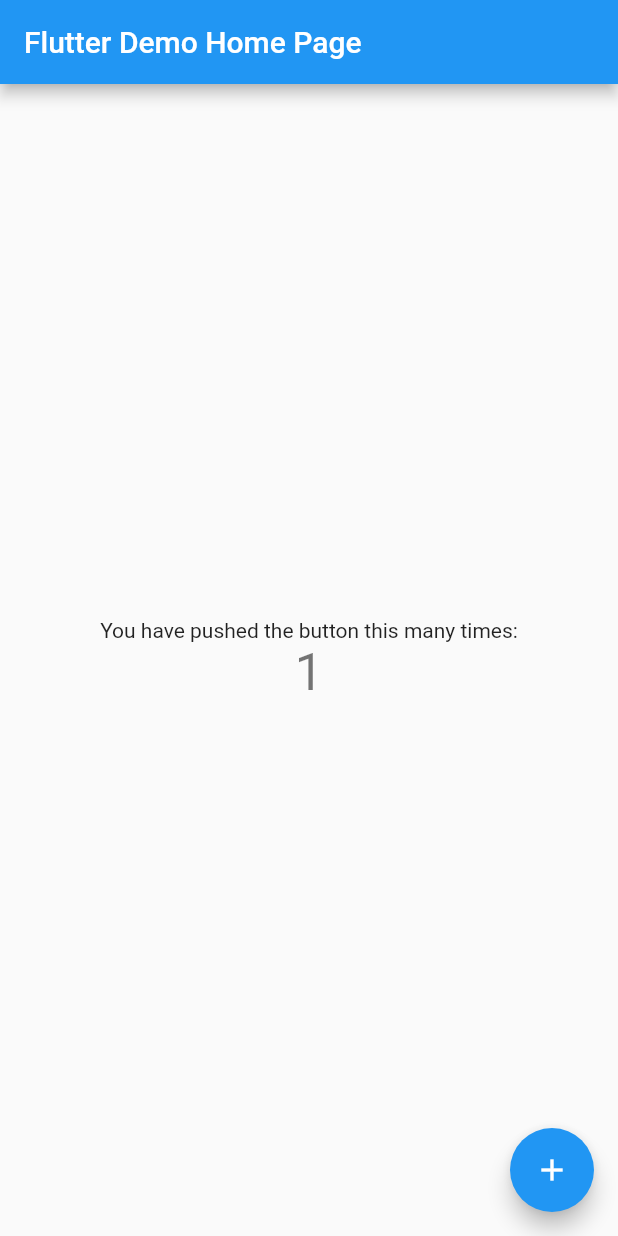
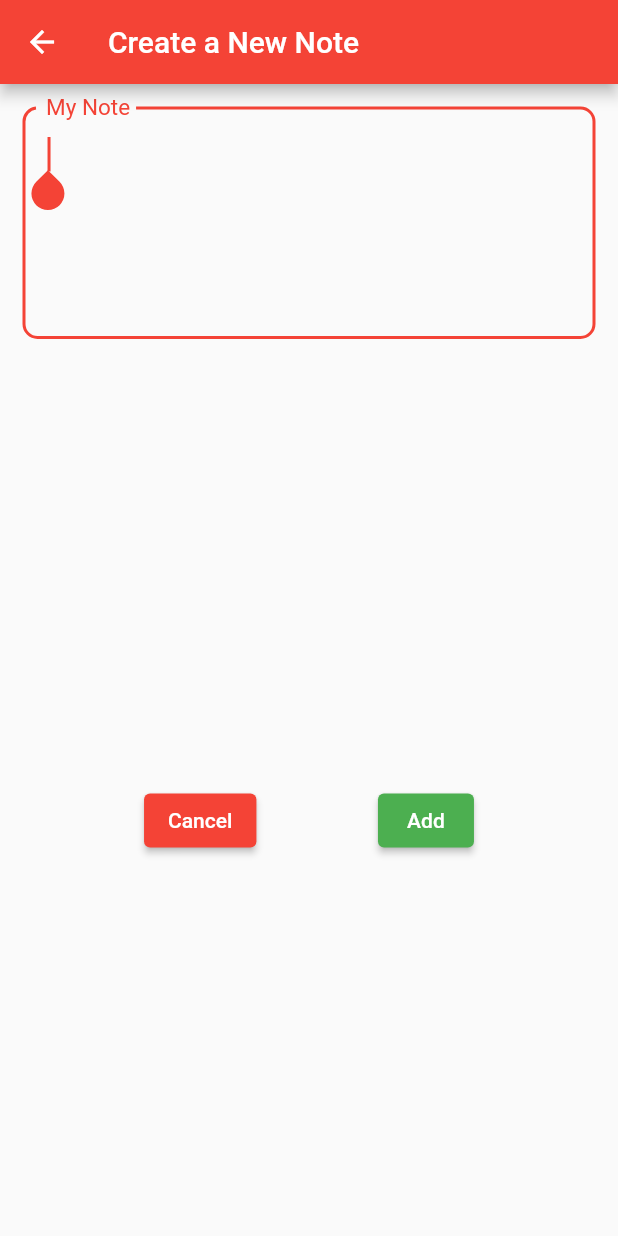
Before and after one commit to padawansato/my-flutter-app, a Flutter app: the screen it shows after launch, after a tap on the "add" icon, on a phone screen of 412 x 824 dp. Run offline on Flutter 3.47's test engine with Material 2 defaults, Android fonts, the phone set to English and light mode, and no system bars; our stand-ins replace get, get_storage.

Commit message:
fix: null and index range error

```diff
--- a/lib/main.dart
+++ b/lib/main.dart
@@ -1,122 +1,22 @@
 import 'package:flutter/material.dart';
+import 'package:dirty_fast_app/screens/notes_list.dart';
+import 'package:get/get.dart';
+import 'package:get_storage/get_storage.dart';
 
-void main() {
-  runApp(const MyApp());
+void main() async {
+  await GetStorage.init();
+  runApp(MyApp());
 }
-
-// https://youtu.be/VPvVD8t02U8?t=11141
-void test() {
-  final names = ['Foo', 'Bar', 'Buzz'];
-  final length = names.length;
-  print(length);
-}
-
 class MyApp extends StatelessWidget {
-  const MyApp({Key? key}) : super(key: key);
-
-  // This widget is the root of your application.
   @override
   Widget build(BuildContext context) {
-    return MaterialApp(
+    return GetMaterialApp(
       title: 'Flutter Demo',
       theme: ThemeData(
-        // This is the theme of your application.
-        //
-        // Try running your application with "flutter run". You'll see the
-        // application has a blue toolbar. Then, without quitting the app, try
-        // changing the primarySwatch below to Colors.green and then invoke
-        // "hot reload" (press "r" in the console where you ran "flutter run",
-        // or simply save your changes to "hot reload" in a Flutter IDE).
-        // Notice that the counter didn't reset back to zero; the application
-        // is not restarted.
-        primarySwatch: Colors.blue,
+        primarySwatch: Colors.red,
+        visualDensity: VisualDensity.adaptivePlatformDensity,
       ),
-      home: const MyHomePage(title: 'Flutter Demo Home Page'),
+      home: NoteList(),
     );
   }
 }
-
-class MyHomePage extends StatefulWidget {
-  const MyHomePage({Key? key, required this.title}) : super(key: key);
-
-  // This widget is the home page of your application. It is stateful, meaning
-  // that it has a State object (defined below) that contains fields that affect
-  // how it looks.
-
-  // This class is the configuration for the state. It holds the values (in this
-  // case the title) provided by the parent (in this case the App widget) and
-  // used by the build method of the State. Fields in a Widget subclass are
-  // always marked "final".
-
-  final String title;
-
-  @override
-  State<MyHomePage> createState() => _MyHomePageState();
-}
-
-class _MyHomePageState extends State<MyHomePage> {
-  int _counter = 0;
-
-  void _incrementCounter() {
-    setState(() {
-      // This call to setState tells the Flutter framework that something has
-      // changed in this State, which causes it to rerun the build method below
-      // so that the display can reflect the updated values. If we changed
-      // _counter without calling setState(), then the build method would not be
-      // called again, and so nothing would appear to happen.
-      _counter++;
-    });
-  }
-
-  @override
-  Widget build(BuildContext context) {
-    // This method is rerun every time setState is called, for instance as done
-    // by the _incrementCounter method above.
-    //
-    // The Flutter framework has been optimized to make rerunning build methods
-    // fast, so that you can just rebuild anything that needs updating rather
-    // than having to individually change instances of widgets.
-    return Scaffold(
-      appBar: AppBar(
-        // Here we take the value from the MyHomePage object that was created by
-        // the App.build method, and use it to set our appbar title.
-        title: Text(widget.title),
-      ),
-      body: Center(
-        // Center is a layout widget. It takes a single child and positions it
-        // in the middle of the parent.
-        child: Column(
-          // Column is also a layout widget. It takes a list of children and
-          // arranges them vertically. By default, it sizes itself to fit its
-          // children horizontally, and tries to be as tall as its parent.
-          //
-          // Invoke "debug painting" (press "p" in the console, choose the
-          // "Toggle Debug Paint" action from the Flutter Inspector in Android
-          // Studio, or the "Toggle Debug Paint" command in Visual Studio Code)
-          // to see the wireframe for each widget.
-          //
-          // Column has various properties to control how it sizes itself and
-          // how it positions its children. Here we use mainAxisAlignment to
-          // center the children vertically; the main axis here is the vertical
-          // axis because Columns are vertical (the cross axis would be
-          // horizontal).
-          mainAxisAlignment: MainAxisAlignment.center,
-          children: <Widget>[
-            const Text(
-              'You have pushed the button this many times:',
-            ),
-            Text(
-              '$_counter',
-              style: Theme.of(context).textTheme.headline4,
-            ),
-          ],
-        ),
-      ),
-      floatingActionButton: FloatingActionButton(
-        onPressed: _incrementCounter,
-        tooltip: 'Increment',
-        child: const Icon(Icons.add),
-      ), // This trailing comma makes auto-formatting nicer for build methods.
-    );
-  }
-}
--- /dev/null
+++ b/lib/model.dart
@@ -0,0 +1,7 @@
+class Note {
+  String title;
+  Note({required this.title});
+  factory Note.fromJson(Map<String, dynamic> json) =>
+      Note(title: json['title']);
+  Map<String, dynamic> toJson() => {'title': title};
+}
--- /dev/null
+++ b/lib/screens/controller.dart
@@ -0,0 +1,22 @@
+import 'package:get/get.dart';
+import 'package:get_storage/get_storage.dart';
+import '../model.dart';
+
+class NoteController extends GetxController {
+  var notes = <Note>[].obs;
+  void add(Note n) {
+    notes.add(n);
+  }
+
+  @override
+  void onInit() {
+    List? storedNotes = GetStorage().read<List>('notes');
+    if (!storedNotes.isNull) {
+      notes = storedNotes!.map((e) => Note.fromJson(e)).toList().obs;
+    }
+    ever(notes, (_) {
+      GetStorage().write('notes', notes.toList());
+    });
+    super.onInit();
+  }
+}
--- /dev/null
+++ b/lib/screens/my_note.dart
@@ -0,0 +1,85 @@
+import 'package:flutter/material.dart';
+import 'package:get/get.dart';
+import '../model.dart';
+import 'controller.dart';
+
+class MyNote extends StatelessWidget {
+  int index = 1;
+  MyNote({required this.index});
+  @override
+  Widget build(BuildContext context) {
+    final NoteController nc = Get.find();
+    String text = "";
+    if (index == 0) {
+      text = " ";
+    } else {
+      nc.notes[index].title;
+    }
+    TextEditingController textEditingController =
+        new TextEditingController(text: text);
+    return SafeArea(
+        child: Scaffold(
+            appBar: AppBar(
+              title: index == 0
+                  ? Text('Create a New Note ')
+                  : Text('Update note'),
+            ),
+            body: Padding(
+              padding: EdgeInsets.all(15),
+              child: Container(
+                height: 500,
+                child: Column(
+                  mainAxisAlignment: MainAxisAlignment.center,
+                  crossAxisAlignment: CrossAxisAlignment.center,
+                  children: <Widget>[
+                    Expanded(
+                      child: TextField(
+                        controller: textEditingController,
+                        autofocus: true,
+                        textCapitalization: TextCapitalization.sentences,
+                        decoration: InputDecoration(
+                          hintText: 'Create a new note!!',
+                          labelText: ' My Note',
+                          border: OutlineInputBorder(
+                              borderSide: BorderSide(color: Colors.black87),
+                              borderRadius: BorderRadius.circular(10)),
+                        ),
+                        style: TextStyle(fontSize: 20),
+                        keyboardType: TextInputType.text,
+                        maxLines: 5,
+                      ),
+                    ),
+                    Row(
+                        mainAxisAlignment: MainAxisAlignment.spaceEvenly,
+                        children: <Widget>[
+                          ElevatedButton(
+                            onPressed: () {
+                              Get.back();
+                            },
+                            child: Text('Cancel'),
+                            style: ElevatedButton.styleFrom(
+                              primary: Colors.red)
+                          ),
+                          ElevatedButton(
+                            onPressed: () {
+                              if (index == 0) {
+                                nc.notes.add(
+                                    Note(title: textEditingController.text));
+                              } else {
+                                var updatenote = nc.notes[index];
+                                updatenote.title = textEditingController.text;
+                                nc.notes[index] = updatenote;
+                              }
+                              Get.back();
+                            },
+                            child: index == 0 ? Text('Add') : Text('Update'),
+                            style: ElevatedButton.styleFrom(
+                              primary: Colors.green)
+                          )
+                        ])
+                  ],
+                ),
+              ),
+            )));
+  }
+}
--- /dev/null
+++ b/lib/screens/notes_list.dart
@@ -0,0 +1,65 @@
+import 'package:flutter/material.dart';
+import 'package:get/get.dart';
+import 'package:dirty_fast_app/screens/my_note.dart';
+import 'controller.dart';
+
+class NoteList extends StatelessWidget {
+  @override
+  Widget build(BuildContext context) {
+    final NoteController nc = Get.put(NoteController());
+    Widget getNoteList() {
+      return Obx(
+        () => nc.notes.length == 0
+            ? Center(
+                child: Image.asset('assets/lists.jpeg'),
+              )
+            : ListView.builder(
+                itemCount: nc.notes.length,
+                itemBuilder: (context, index) => Card(
+                      child: ListTile(
+                          title: Text(nc.notes[index].title,
+                              style: TextStyle(fontWeight: FontWeight.w500)),
+                          leading: Text(
+                            (index + 1).toString() + ".",
+                            style: TextStyle(fontSize: 15),
+                          ),
+                          trailing: Wrap(children: <Widget>[
+                            IconButton(
+                                icon: Icon(Icons.create),
+                                onPressed: () => Get.to(MyNote(index: index))),
+                            IconButton(
+                                icon: Icon(Icons.delete),
+                                onPressed: () {
+                                  Get.defaultDialog(
+                                      title: 'Delete Note',
+                                      middleText: nc.notes[index].title,
+                                      onCancel: () => Get.back(),
+                                      confirmTextColor: Colors.white,
+                                      onConfirm: () {
+                                        nc.notes.removeAt(index);
+                                        Get.back();
+                                      });
+                                })
+                          ])),
+                    )),
+      );
+    }
+
+    return SafeArea(
+        child: Scaffold(
+            backgroundColor: Colors.white,
+            appBar: AppBar(
+              centerTitle: true,
+              title: Text('Todo App'),
+            ),
+            floatingActionButton: FloatingActionButton(
+              child: Icon(Icons.add),
+              onPressed: () {
+                Get.to(MyNote(index: 0,));
+              },
+            ),
+            body: Container(
+              child: Padding(padding: EdgeInsets.all(5), child: getNoteList()),
+            )));
+  }
+}
--- a/pubspec.yaml
+++ b/pubspec.yaml
@@ -34,6 +34,8 @@
   # The following adds the Cupertino Icons font to your application.
   # Use with the CupertinoIcons class for iOS style icons.
   cupertino_icons: ^1.0.2
+  get: ^4.6.5
+  get_storage: ^2.0.3
 
 dev_dependencies:
   flutter_test:
@@ -61,6 +63,9 @@
   # assets:
   #   - images/a_dot_burr.jpeg
   #   - images/a_dot_ham.jpeg
+  assets:
+    - assets/
+    - assets/lists.jpeg
 
   # An image asset can refer to one or more resolution-specific "variants", see
   # https://flutter.dev/assets-and-images/#resolution-aware
```
Also changed, not shown: assets/lists.jpeg (added), 11 other files.
